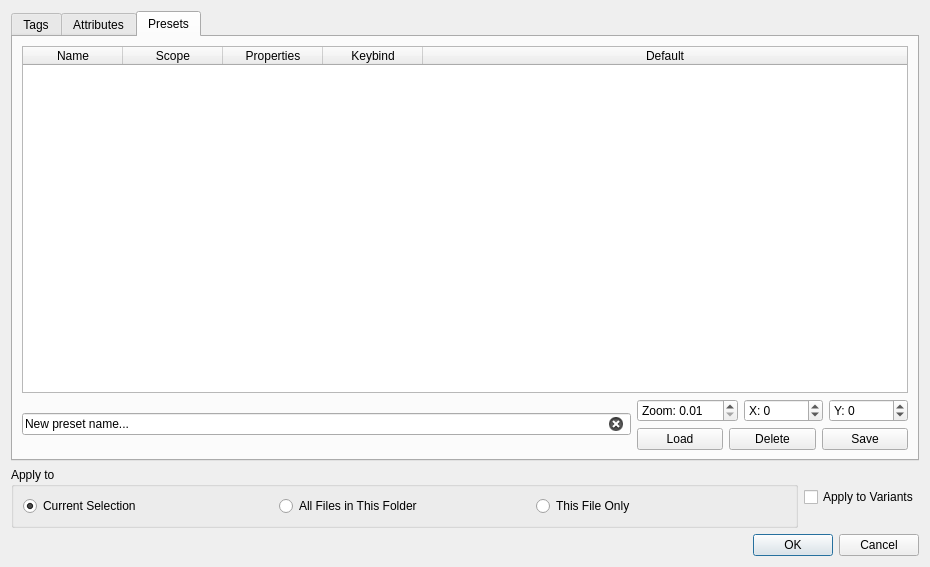
Old version of the form ui/metadata_dialog.ui in the repository DiamondHawk8/Oculus.
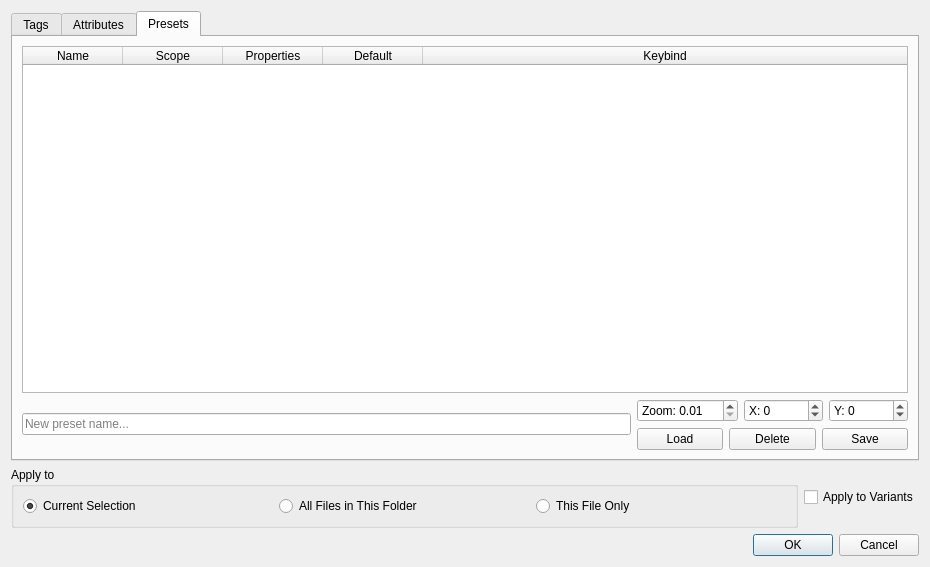
New version of the form.

Commit message: Fix default and keybind ui order; Fix select attr from db

Diff of the .ui file:
```diff
--- a/ui/metadata_dialog.ui
+++ b/ui/metadata_dialog.ui
@@ -134,12 +134,12 @@
          </column>
          <column>
           <property name="text">
-           <string>Keybind</string>
+           <string>Default</string>
           </property>
          </column>
          <column>
           <property name="text">
-           <string>Default</string>
+           <string>Keybind</string>
           </property>
          </column>
         </widget>
@@ -149,11 +149,14 @@
          <item>
           <widget class="QLineEdit" name="editPresetName">
            <property name="text">
-            <string notr="true">New preset name...</string>
+            <string notr="true"/>
            </property>
            <property name="readOnly">
             <bool>false</bool>
            </property>
+           <property name="placeholderText">
+            <string>New preset name...</string>
+           </property>
            <property name="clearButtonEnabled">
             <bool>true</bool>
            </property>
```
The commit also changes 2 other files.
